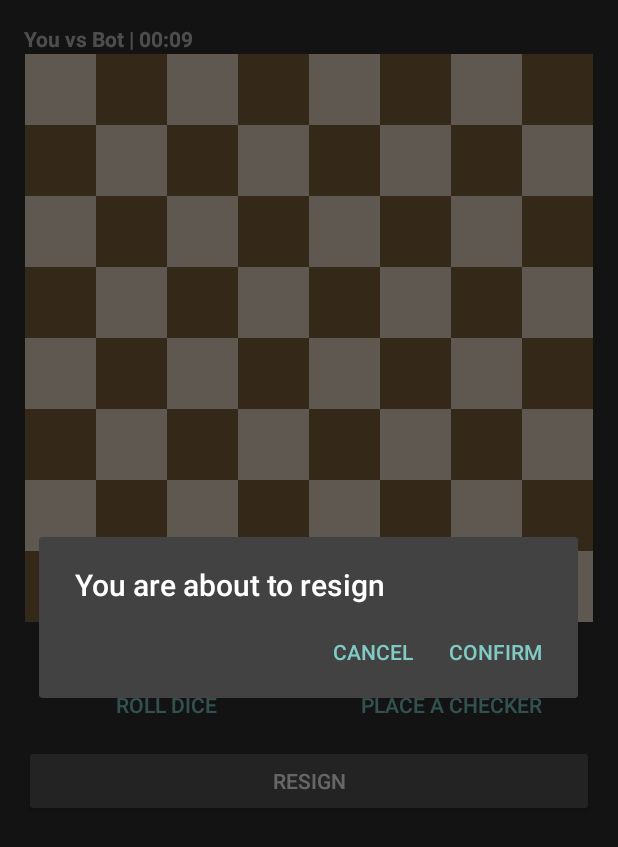
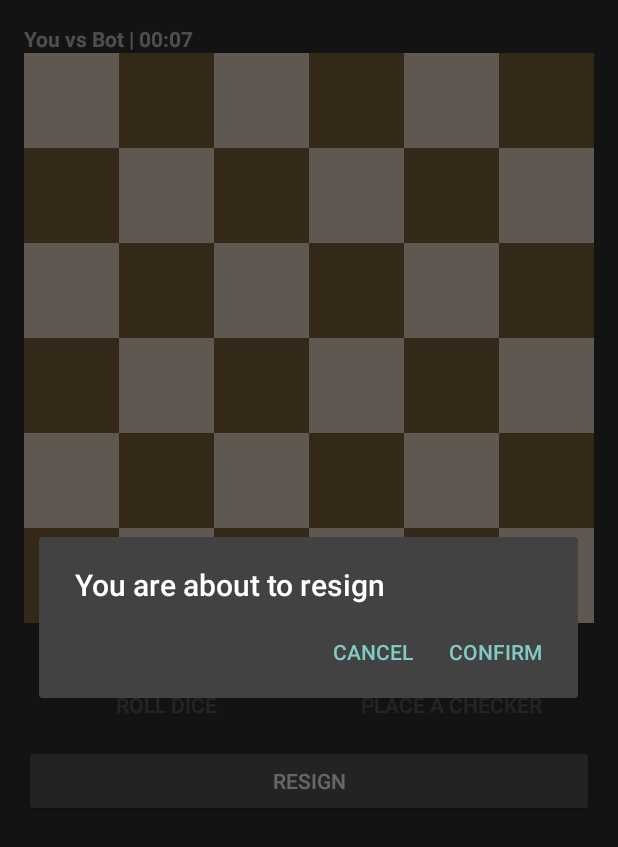
Before and after one commit to minecraft8997/Cheshka, an Android app: the InGameActivity screen opened directly, with no data from a screen before it, after a tap on "RESIGN", on a phone screen of 412 x 824 dp. Shown: the top 847 px of the screen. Run offline under Robolectric (Android 15) with nearby library versions, the light colour scheme and no system bars; network calls fail; 4 statements that could not run were skipped; 2 other taps on this screen came first.

Commit message:
WIP 1.1: less information in status bar, block/unblock in-game buttons, don't prematurely indicate possible dice rolling result

```diff
--- a/app/build.gradle
+++ b/app/build.gradle
@@ -10,8 +10,8 @@
         applicationId "ru.deewend.cheshka"
         minSdk 16
         targetSdk 34
-        versionCode 3
-        versionName "1.0.2b"
+        versionCode 4
+        versionName "1.1d"
 
         testInstrumentationRunner "androidx.test.runner.AndroidJUnitRunner"
     }
--- a/app/src/main/java/ru/deewend/cheshka/Board.java
+++ b/app/src/main/java/ru/deewend/cheshka/Board.java
@@ -530,7 +530,7 @@
 
     @SuppressWarnings("ExtractMethodRecommender")
     public MakeMove makeMove(PossibleMove move, boolean automatic) {
-        if (gameState != GAME_STATE_RUNNING) return null;
+        if (move == null || gameState != GAME_STATE_RUNNING) return null;
         int initialPosition = (move.piece != null ? move.piece.position : move.getDestination());
 
         move.makeMove();
@@ -677,6 +677,14 @@
         return lastDiceRollResult.second;
     }
 
+    public PossibleMove getSpawningMove() {
+        for (Board.PossibleMove move : getPossibleMoves()) {
+            if (move.isSpawningMove()) return move;
+        }
+
+        return null;
+    }
+
     public boolean isWhitesTurn() {
         return whitesTurn;
     }
--- a/app/src/main/java/ru/deewend/cheshka/BoardView.java
+++ b/app/src/main/java/ru/deewend/cheshka/BoardView.java
@@ -160,7 +160,7 @@
         if (!highlighting) stopHighlighting();
 
         activity.renderTick();
-        if (handler.singleplayer) Singleplayer.tick();
+        if (handler.singleplayer) Singleplayer.tick(activity);
         MovementAnimationManager.getInstance().tick();
     }
 
@@ -198,6 +198,8 @@
     public boolean performClick() {
         boolean returnValue = super.performClick();
 
+        if (cellSize == 0) return returnValue;
+
         float x = touchPos.first;
         float y = touchPos.second;
         float upperEdge = size - adjustment;
@@ -231,7 +233,7 @@
     }
 
     private boolean isDiceRolling() {
-        return ((InGameActivity) activity).getDiceView().isRolling();
+        return ((InGameActivity) activity).isDiceRolling();
     }
 
     @Override
--- a/app/src/main/java/ru/deewend/cheshka/InGameActivity.java
+++ b/app/src/main/java/ru/deewend/cheshka/InGameActivity.java
@@ -131,6 +131,9 @@
         byte gameState;
         if ((gameState = board.getGameState()) != Board.GAME_STATE_RUNNING) {
             if (!resignButtonRenamed) {
+                findViewById(R.id.roll_dice_button).setEnabled(false);
+                findViewById(R.id.place_checker_button).setEnabled(false);
+
                 ((Button) findViewById(R.id.resign_button))
                         .setText(getString(R.string.goto_main_menu_text));
 
@@ -165,9 +168,6 @@
         String whoseTurn = (myTurn ?
                 getString(R.string.your_turn_fragment) : getString(R.string.opponents_turn_fragment)
         );
-        boolean diceRolled = board.isDiceRolled();
-        String diceStatusReplacement = diceRolled ?
-                getString(R.string.empty_fragment) : getString(R.string.not_fragment);
 
         int secondsForTurn = handler.secondsForTurn;
         long deltaSeconds = TimeUnit.MILLISECONDS
@@ -176,34 +176,23 @@
         if (secondsLeft > secondsForTurn) secondsLeft = secondsForTurn;
         if (secondsLeft < 0L) secondsLeft = 0L;
 
-        boolean noMoves = (diceRolled && board.getPossibleMoves().isEmpty());
-        if (noMoves) secondsLeft /= 2L;
-
-        int secondsLeftFormId;
-        if (secondsLeft == 0L) {
-            secondsLeftFormId = R.string.s_plural_1;
-        } else if (secondsLeft == 1L) {
-            secondsLeftFormId = R.string.s_singular;
-        } else if (secondsLeft <= 4L) {
-            secondsLeftFormId = R.string.s_plural_2;
-        } else {
-            secondsLeftFormId = R.string.s_plural_1;
-        }
-        String secondsLeftForm = getString(secondsLeftFormId);
+        boolean logicalDiceRolled = board.isDiceRolled();
+        boolean renderingDiceStill = !isDiceRolling();
+        boolean noMoves = (logicalDiceRolled && board.getPossibleMoves().isEmpty());
+        if (noMoves && renderingDiceStill) secondsLeft /= 2L;
 
         int statusResId = (handler.singleplayer ?
                 R.string.singleplayer_game_status_text : R.string.game_status_text);
-        String statusText = getString(statusResId,
-                whoseTurn,
-                diceStatusReplacement,
-                secondsLeft,
-                secondsLeftForm
-        );
-        if (noMoves) {
-            statusText += ". " + getString(R.string.no_moves_text);
+        String statusText = getString(statusResId, whoseTurn, secondsLeft);
+        if (noMoves && renderingDiceStill) {
+            statusText += ", " + getString(R.string.no_moves_text);
         }
-        statusText += afkString(board.getWhitesAutomaticMoveCount(), true);
-        statusText += afkString(board.getBlacksAutomaticMoveCount(), false);
+        int opponentsAutomaticMoveCount;
+        if (handler.whiteColor) opponentsAutomaticMoveCount = board.getBlacksAutomaticMoveCount();
+        else                    opponentsAutomaticMoveCount = board.getWhitesAutomaticMoveCount();
+        if (opponentsAutomaticMoveCount >= 2 && !handler.singleplayer) {
+            statusText += ". " + getString(R.string.opponent_is_afk);
+        }
 
         statusView.setText(statusText);
 
@@ -214,20 +203,11 @@
             ((TextView) findViewById(R.id.player_names_view)).setText(getString(
                     R.string.vs_text, displayName, opponentDisplayName, timePrefix));
         }
-    }
 
-    private String afkString(int automaticMoveCount, boolean white) {
-        PacketHandler handler = PacketHandler.getInstance();
-
-        if (automaticMoveCount >= 2 && !handler.singleplayer) {
-            if (white == handler.whiteColor) {
-                return ". " + getString(R.string.you_are_afk_text);
-            }
-
-            return ". " + getString(R.string.opponent_is_afk);
-        }
-
-        return "";
+        boolean enableDiceButton = (myTurn && !logicalDiceRolled);
+        boolean enableCheckerButton = (myTurn && renderingDiceStill && board.getSpawningMove() != null);
+        findViewById(R.id.roll_dice_button).setEnabled(enableDiceButton);
+        findViewById(R.id.place_checker_button).setEnabled(enableCheckerButton);
     }
 
     @Override
@@ -248,21 +228,12 @@
             }
         } else if (id == R.id.place_checker_button) {
             if (board.isWhitesTurn() == handler.whiteColor) {
-                MakeMove makeMove = null;
-                for (Board.PossibleMove move : board.getPossibleMoves()) {
-                    if (!move.isSpawningMove()) continue;
+                Board.PossibleMove spawningMove = board.getSpawningMove();
+                MakeMove makeMove = board.makeMove(spawningMove, false);
 
-                    makeMove = board.makeMove(move, false);
-
-                    break;
+                if (makeMove != null && !handler.singleplayer) {
+                    NetworkingThread.staticSend(makeMove);
                 }
-                if (makeMove != null) {
-                    if (!handler.singleplayer) NetworkingThread.staticSend(makeMove);
-                } else {
-                    toast(R.string.no_spawning_move_text);
-                }
-            } else {
-                toast(R.string.opponents_turn_text);
             }
         } else {
             if (resignButtonRenamed) {
@@ -290,12 +261,12 @@
         return DO_NOT_DISABLE;
     }
 
+    public boolean isDiceRolling() {
+        return diceView.isRolling();
+    }
+
     private void toast(int resId) {
         Toast.makeText(this, resId, Toast.LENGTH_SHORT).show();
-    }
-
-    public DiceView getDiceView() {
-        return diceView;
     }
 
     public GamePreferences getPreferences() {
--- a/app/src/main/java/ru/deewend/cheshka/LauncherActivity.java
+++ b/app/src/main/java/ru/deewend/cheshka/LauncherActivity.java
@@ -87,7 +87,7 @@
     @Override
     protected byte onClick(int id, Button button) {
         if (id == R.id.singleplayer_button) {
-            Singleplayer.init(this, 8);
+            Singleplayer.init(this, 6);
         } else if (id == R.id.proceed_button) {
             Object serverAddress = getEditTextValue(R.id.server_address_field, true);
             Object serverPort = getEditTextValue(R.id.server_port_field, false);
--- a/app/src/main/java/ru/deewend/cheshka/Singleplayer.java
+++ b/app/src/main/java/ru/deewend/cheshka/Singleplayer.java
@@ -26,7 +26,7 @@
         Helper.startActivity(context, InGameActivity.class);
     }
 
-    public static void tick() {
+    public static void tick(InGameActivity activity) {
         PacketHandler handler = PacketHandler.getInstance();
         Board board = handler.board;
         if (board.getGameState() != Board.GAME_STATE_RUNNING) return;
@@ -34,7 +34,7 @@
         if (System.currentTimeMillis() < (timeoutSince + timeoutDuration)) return;
 
         if (whiteColor != board.isWhitesTurn()) {
-            if (board.isDiceRolled() && board.getPossibleMoves().isEmpty()) {
+            if (board.isDiceRolled() && !activity.isDiceRolling() && board.getPossibleMoves().isEmpty()) {
                 if (!playerHelpTimeout) {
                     timeout(1250L + handler.random.nextInt(150));
                     playerHelpTimeout = true;
@@ -50,13 +50,13 @@
         }
         if (!board.isDiceRolled()) {
             if (!preMoveTimeout) {
-                timeout(2000L + handler.random.nextInt(200));
+                timeout(950L + handler.random.nextInt(200));
                 preMoveTimeout = true;
 
                 return;
             }
             board.rollDice();
-            timeout(1800L + handler.random.nextInt(300));
+            timeout(2000L + handler.random.nextInt(300));
 
             return;
         }
--- a/app/src/main/res/values/strings.xml
+++ b/app/src/main/res/values/strings.xml
@@ -46,26 +46,18 @@
     <string name="resign_text">Resign</string>
     <string name="dice_text">A dice</string>
     <string name="press_again_text">Press one more time to exit the game</string>
-    <string name="opponents_turn_text">Unfortunately, it\'s currently the opponent\'s turn</string>
-    <string name="no_spawning_move_text">Unfortunately, you cannot spawn a piece right now</string>
-    <string name="game_status_text">%s turn. Dice was%s rolled. ≈%d second%s left</string>
-    <string name="singleplayer_game_status_text">%s turn. Dice was%s rolled</string>
+    <string name="game_status_text">%s turn. ≈%ds. left</string>
+    <string name="singleplayer_game_status_text">%s turn</string>
     <string name="your_turn_fragment">Your</string>
     <string name="opponents_turn_fragment">Opponent\'s</string>
-    <string name="not_fragment">&#160;not</string>
-    <string name="empty_fragment" translatable="false">&#x200B;</string>
-    <string name="s_plural_1">s</string>
-    <string name="s_plural_2">s</string>
-    <string name="s_singular">&#x200B;</string>
     <string name="game_finished_you_text">Game finished. You are victorious</string>
     <string name="game_finished_opponent_text">Game finished. Opponent is victorious</string>
     <string name="game_finished_draw_text">Game ended in a draw</string>
     <string name="game_finished_you_resigned_text">Game finished. You resigned</string>
     <string name="game_finished_opponent_resigned_text">Game finished. Opponent resigned</string>
     <string name="game_finished_both_resigned_text">Game finished in a draw. Players resigned at the same time</string>
-    <string name="you_are_afk_text">Likely, you are AFK</string>
-    <string name="opponent_is_afk">Likely, the opponent is AFK</string>
-    <string name="no_moves_text">No possible moves</string>
+    <string name="opponent_is_afk">Opponent is AFK</string>
+    <string name="no_moves_text">no possible moves</string>
     <string name="disconnected_title_text">Disconnected</string>
     <string name="reconnect_text">Reconnect</string>
     <string name="goto_main_menu_text">Go to main menu</string>
```
Also changed, not shown: 1 other file.
